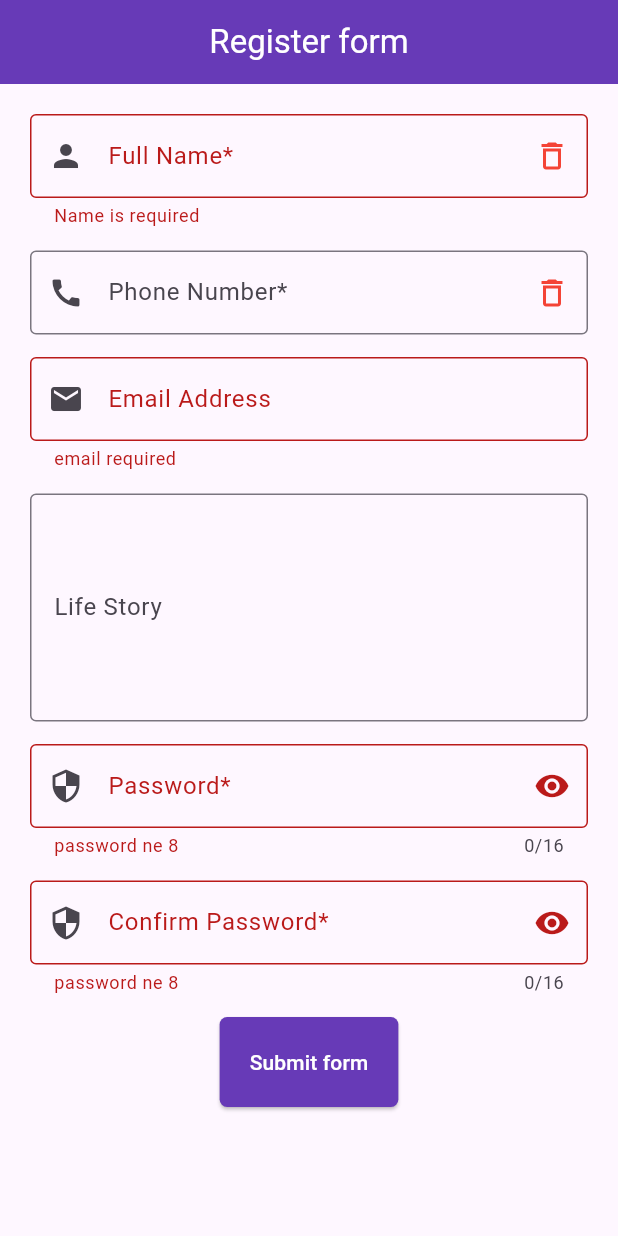
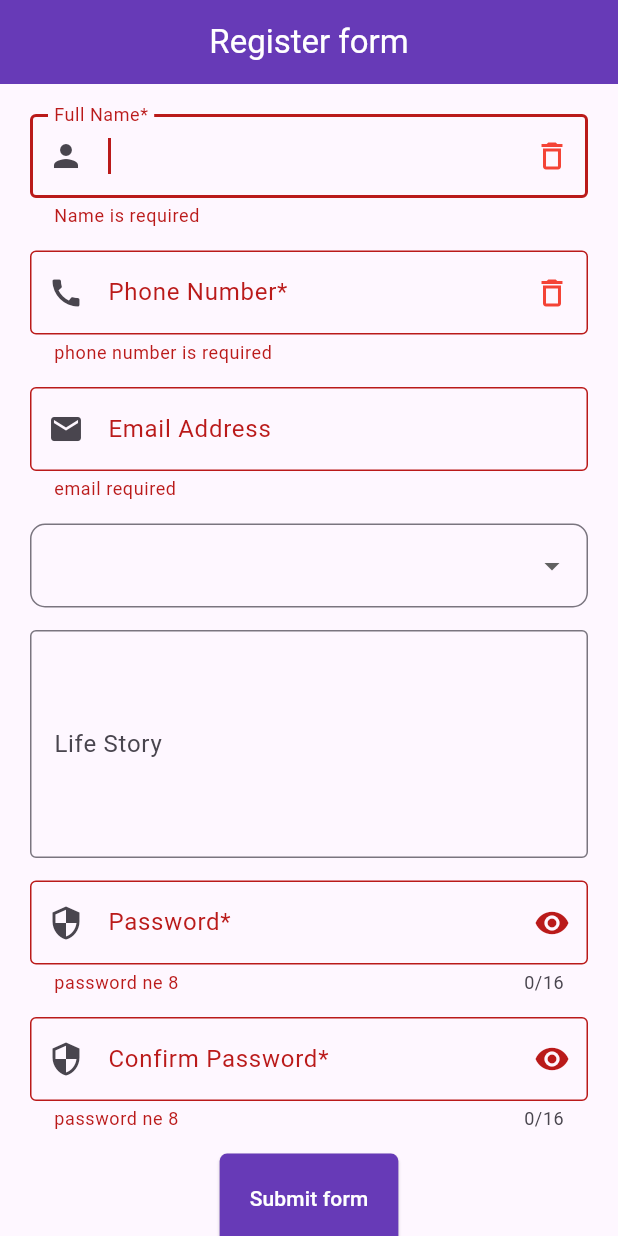
Before and after one commit to rostikKalabishka/flutter_course, a Flutter app: the screen it shows after launch, after a tap on "Submit form", on a phone screen of 412 x 824 dp. Run offline on Flutter 3.47's test engine with Material 2 defaults, Android fonts, the phone set to English and light mode, and no system bars.

Commit message:
add DropdownButtonFormField and focus in textfield

```diff
--- a/lib/lesson-45-form/form_example.dart
+++ b/lib/lesson-45-form/form_example.dart
@@ -16,6 +16,12 @@ class _FormScreenState extends State<FormScreen> {
   final passwordController = TextEditingController();
   final confirmPasswordController = TextEditingController();
 
+  final fullNameFocus = FocusNode();
+  final phoneNumberFocus = FocusNode();
+  final emailFocus = FocusNode();
+
+  final passwordFocus = FocusNode();
+
   @override
   void dispose() {
     fullNameController.dispose();
@@ -24,7 +30,20 @@ class _FormScreenState extends State<FormScreen> {
     lifeStoryController.dispose();
     passwordController.dispose();
     confirmPasswordController.dispose();
+
+    fullNameFocus.dispose();
+    phoneNumberFocus.dispose();
+    emailFocus.dispose();
+
+    passwordFocus.dispose();
+
     super.dispose();
+  }
+
+  void nextFocus(
+      BuildContext context, FocusNode currentFocus, FocusNode nextFocus) {
+    currentFocus.unfocus();
+    FocusScope.of(context).requestFocus(nextFocus);
   }
 
   final _formKey = GlobalKey<FormState>();
@@ -32,6 +51,8 @@ class _FormScreenState extends State<FormScreen> {
   bool isObscurePassword = true;
   bool isObscureConfirmPassword = true;
 
+  List<String> country = ['Ukraine', 'Moldova', 'UK', 'USA'];
+  String? _selectedCountry;
   @override
   Widget build(BuildContext context) {
     return Scaffold(
@@ -52,6 +73,10 @@ class _FormScreenState extends State<FormScreen> {
               child: Column(
                 children: [
                   TextFormField(
+                    focusNode: fullNameFocus,
+                    autofocus: true,
+                    onFieldSubmitted: (_) =>
+                        nextFocus(context, fullNameFocus, phoneNumberFocus),
                     validator: (value) => validateName(value!),
                     controller: fullNameController,
                     keyboardType: TextInputType.name,
@@ -73,6 +98,11 @@ class _FormScreenState extends State<FormScreen> {
                     height: 15,
                   ),
                   TextFormField(
+                      focusNode: phoneNumberFocus,
+                      autofocus: true,
+                      onFieldSubmitted: (_) =>
+                          nextFocus(context, fullNameFocus, emailFocus),
+                      validator: (value) => validatePhone(value!),
                       controller: phoneNumberController,
                       keyboardType: TextInputType.phone,
                       decoration: InputDecoration(
@@ -91,13 +121,37 @@ class _FormScreenState extends State<FormScreen> {
                     height: 15,
                   ),
                   TextFormField(
+                      autofocus: true,
+                      focusNode: emailFocus,
+                      onFieldSubmitted: (_) =>
+                          nextFocus(context, emailFocus, passwordFocus),
                       controller: emailController,
                       validator: (value) => validateEmail(value!),
                       keyboardType: TextInputType.emailAddress,
-                      decoration: InputDecoration(
+                      decoration: const InputDecoration(
                           border: OutlineInputBorder(),
                           labelText: 'Email Address',
                           prefixIcon: Icon(Icons.mail))),
+                  const SizedBox(
+                    height: 15,
+                  ),
+                  DropdownButtonFormField(
+                    decoration: InputDecoration(
+                        border: OutlineInputBorder(
+                            borderRadius: BorderRadius.circular(10))),
+                    items: country.map((country) {
+                      return DropdownMenuItem(
+                        value: country,
+                        child: Text(country),
+                      );
+                    }).toList(),
+                    onChanged: (data) {
+                      setState(() {
+                        _selectedCountry = data;
+                      });
+                    },
+                    value: _selectedCountry,
+                  ),
                   const SizedBox(
                     height: 15,
                   ),
@@ -112,6 +166,8 @@ class _FormScreenState extends State<FormScreen> {
                     height: 15,
                   ),
                   TextFormField(
+                      autofocus: true,
+                      focusNode: passwordFocus,
                       controller: passwordController,
                       validator: (value) => passwordValidate(value!),
                       obscureText: isObscurePassword,
@@ -206,6 +262,14 @@ class _FormScreenState extends State<FormScreen> {
     }
   }
 
+  String? validatePhone(String value) {
+    if (value.isEmpty) {
+      return 'phone number is required';
+    } else {
+      return null;
+    }
+  }
+
   String? passwordValidate(String value) {
     value = passwordController.text;
     if (value.length < 8) {
```
